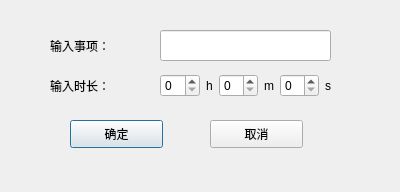
Above: set_class.ui from Peseic/ScheduleTimer before the change. Below: the same form after it.
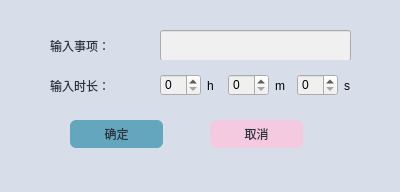
That is the form after the change.

What changed in the file:
```diff
--- a/set_class.ui
+++ b/set_class.ui
@@ -13,6 +13,9 @@
   <property name="windowTitle">
    <string>Dialog</string>
   </property>
+  <property name="styleSheet">
+   <string notr="true">    background-color: #D8DEE9;</string>
+  </property>
   <widget class="QLabel" name="label">
    <property name="geometry">
     <rect>
@@ -22,6 +25,10 @@
      <height>31</height>
     </rect>
    </property>
+   <property name="styleSheet">
+    <string notr="true">    font: 10pt &quot;黑体&quot;;
+    color: #2e3440;</string>
+   </property>
    <property name="text">
     <string>输入事项：</string>
    </property>
@@ -31,10 +38,13 @@
     <rect>
      <x>160</x>
      <y>30</y>
-     <width>171</width>
+     <width>191</width>
      <height>31</height>
     </rect>
    </property>
+   <property name="styleSheet">
+    <string notr="true">    background-color: #f0f0f0;</string>
+   </property>
   </widget>
   <widget class="QPushButton" name="pushButton">
    <property name="geometry">
@@ -45,6 +55,22 @@
      <height>28</height>
     </rect>
    </property>
+   <property name="styleSheet">
+    <string notr="true">QPushButton { /* confirm */
+    border: none;
+    color: #2E3440;
+    background-color: #64a6bd;
+    font: 500 10pt &quot;SimHei&quot;;
+    border-radius: 6px;
+}
+QPushButton:hover {
+    background-color: #82b9d3; /* lighter shade for hover */
+}
+QPushButton:pressed {
+    background-color: #50819a; /* darker shade for pressed */
+}
+</string>
+   </property>
    <property name="text">
     <string>确定</string>
    </property>
@@ -58,6 +84,21 @@
      <height>28</height>
     </rect>
    </property>
+   <property name="styleSheet">
+    <string notr="true">QPushButton { /* cancel */ 
+    border: none;
+    color: #2E3440;
+    background-color: #f4cae0;
+    font: 500 10pt &quot;SimHei&quot;;
+    border-radius: 6px;
+}
+QPushButton:hover {
+    background-color: #f8d7e7; /* lighter shade for hover */
+}
+QPushButton:pressed {
+    background-color: #d49db3; /* darker shade for pressed */
+}</string>
+   </property>
    <property name="text">
     <string>取消</string>
    </property>
@@ -71,6 +112,10 @@
      <height>31</height>
     </rect>
    </property>
+   <property name="styleSheet">
+    <string notr="true">    font: 10pt &quot;黑体&quot;;
+    color: #2e3440;</string>
+   </property>
    <property name="text">
     <string>输入时长：</string>
    </property>
@@ -80,13 +125,17 @@
     <rect>
      <x>160</x>
      <y>60</y>
-     <width>171</width>
+     <width>199</width>
      <height>51</height>
     </rect>
    </property>
    <layout class="QHBoxLayout" name="horizontalLayout">
     <item>
-     <widget class="QSpinBox" name="setclass_Spinbox_h"/>
+     <widget class="QSpinBox" name="setclass_Spinbox_h">
+      <property name="styleSheet">
+       <string notr="true">    background-color: #f0f0f0;</string>
+      </property>
+     </widget>
     </item>
     <item>
      <widget class="QLabel" name="label_3">
@@ -96,7 +145,11 @@
      </widget>
     </item>
     <item>
-     <widget class="QSpinBox" name="setclass_Spinbox_m"/>
+     <widget class="QSpinBox" name="setclass_Spinbox_m">
+      <property name="styleSheet">
+       <string notr="true">    background-color: #f0f0f0;</string>
+      </property>
+     </widget>
     </item>
     <item>
      <widget class="QLabel" name="label_4">
@@ -106,7 +159,11 @@
      </widget>
     </item>
     <item>
-     <widget class="QSpinBox" name="setclass_Spinbox_s"/>
+     <widget class="QSpinBox" name="setclass_Spinbox_s">
+      <property name="styleSheet">
+       <string notr="true">    background-color: #f0f0f0;</string>
+      </property>
+     </widget>
     </item>
     <item>
      <widget class="QLabel" name="label_5">
```
